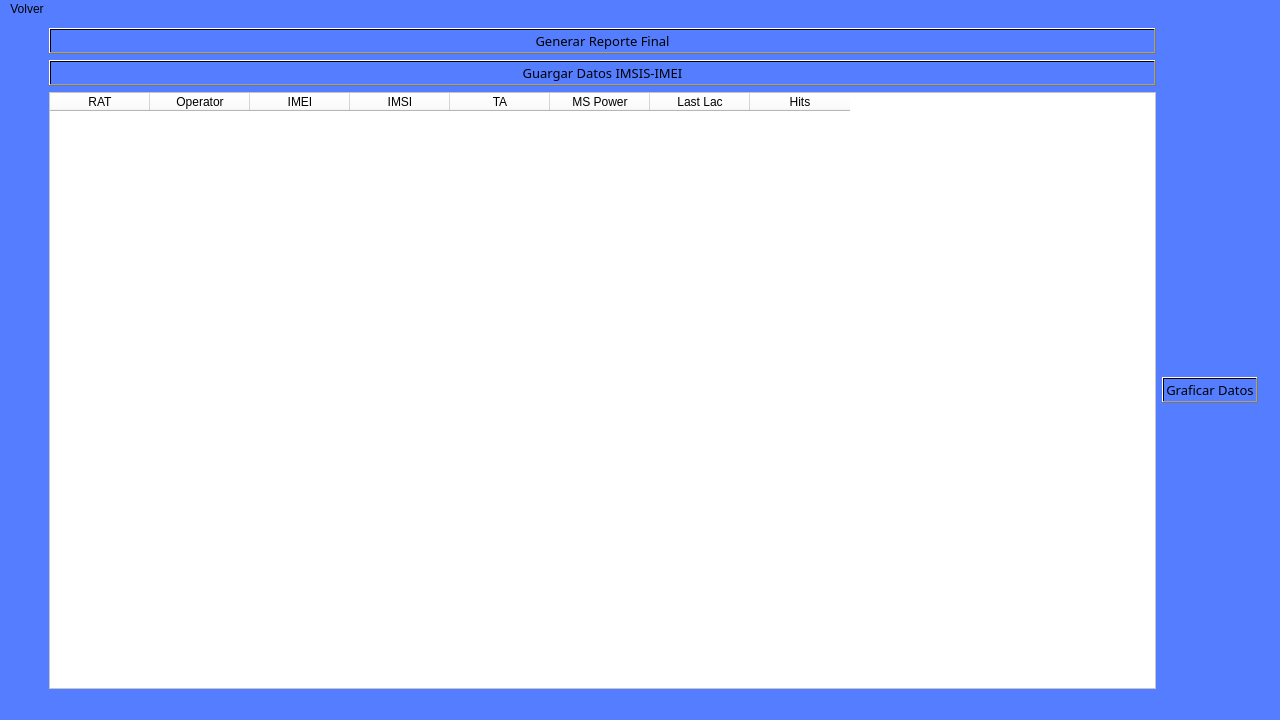
This is Interfaz/UI/VistaAnalisisDatos.ui in Dumaru/ExcelReports as Qt 5 draws it before an edit. The edited form follows.
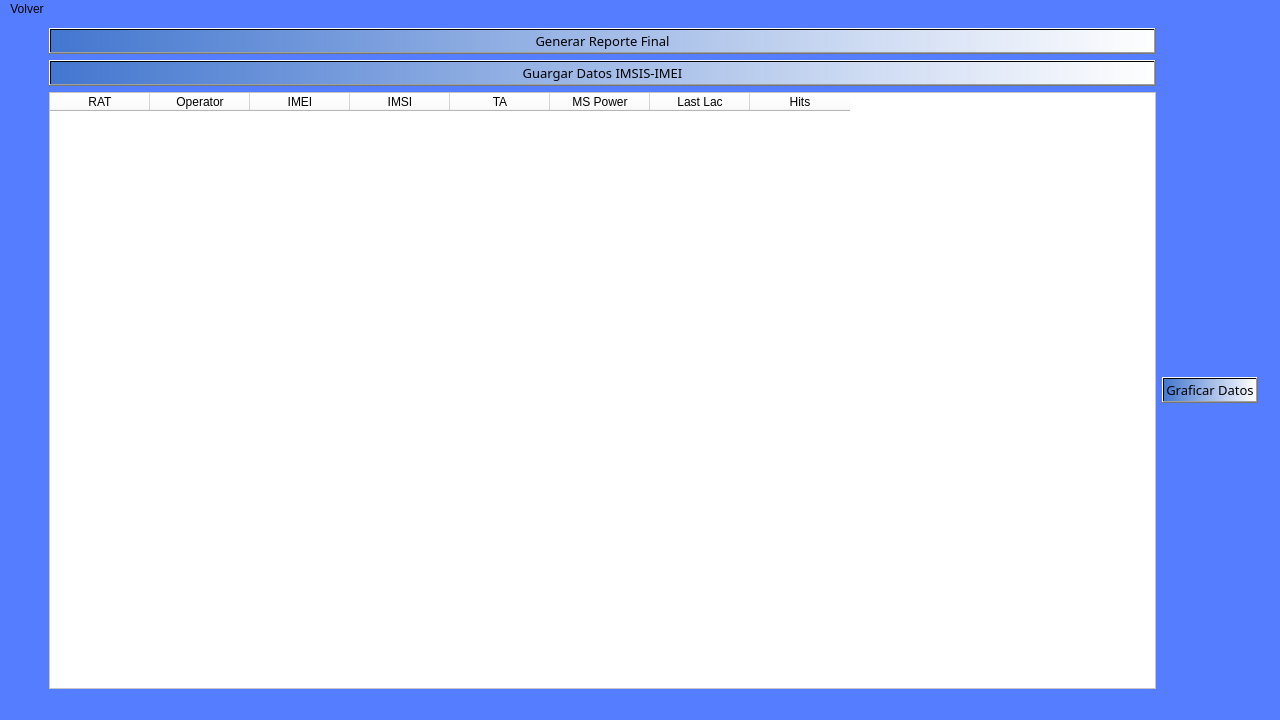
This is the edited form. Icons and pictures are not drawn.

The edit to the form file:
```diff
--- a/Interfaz/UI/VistaAnalisisDatos.ui
+++ b/Interfaz/UI/VistaAnalisisDatos.ui
@@ -42,6 +42,11 @@
             <pointsize>10</pointsize>
            </font>
           </property>
+          <property name="styleSheet">
+           <string notr="true">background-color: qlineargradient(spread:pad, x1:0, y1:0, x2:1, y2:0, stop:0 rgba(63, 117, 194, 200), stop:1 rgba(255, 255, 255, 255));
+
+</string>
+          </property>
           <property name="text">
            <string>Guargar Datos IMSIS-IMEI</string>
           </property>
@@ -65,6 +70,11 @@
             <pointsize>10</pointsize>
            </font>
           </property>
+          <property name="styleSheet">
+           <string notr="true">background-color: qlineargradient(spread:pad, x1:0, y1:0, x2:1, y2:0, stop:0 rgba(63, 117, 194, 200), stop:1 rgba(255, 255, 255, 255));
+
+</string>
+          </property>
           <property name="text">
            <string>Graficar Datos</string>
           </property>
@@ -141,6 +151,11 @@
             <pointsize>10</pointsize>
            </font>
           </property>
+          <property name="styleSheet">
+           <string notr="true">background-color: qlineargradient(spread:pad, x1:0, y1:0, x2:1, y2:0, stop:0 rgba(63, 117, 194, 200), stop:1 rgba(255, 255, 255, 255));
+
+</string>
+          </property>
           <property name="text">
            <string>Generar Reporte Final</string>
           </property>
```
